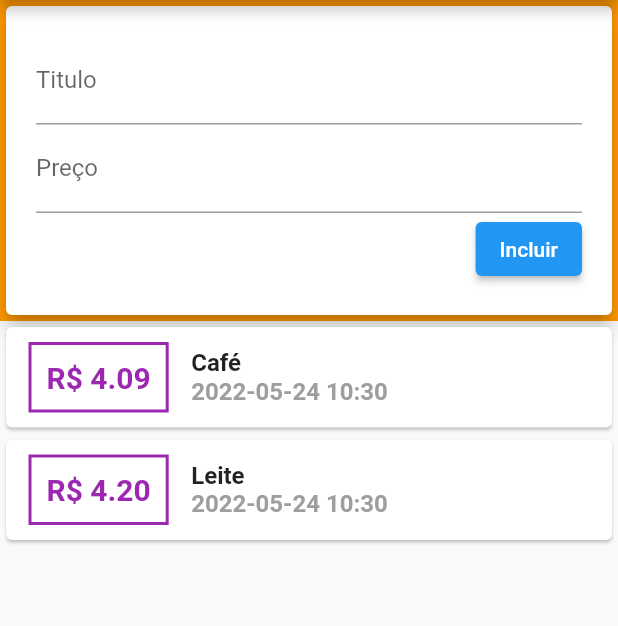
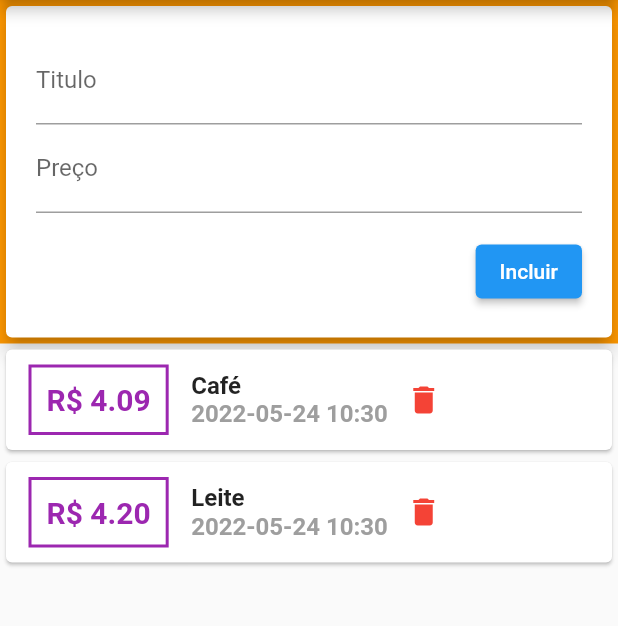
Before and after one commit to julywerneck/lddm, a Flutter app: the screen it shows after launch, on a phone screen of 412 x 824 dp, the part 84-710 px from its top. Run offline on Flutter 3.47's test engine with Material 2 defaults, Android fonts, the phone set to English and light mode, and no system bars.

Commit message:
crud gastos

```diff
--- /dev/null
+++ b/gastos/lib/Controller.dart
@@ -0,0 +1,45 @@
+import 'package:flutter/material.dart';
+import 'package:gastos/Model/Transacao.dart';
+import 'package:gastos/NovaTransacao.dart';
+import 'package:gastos/TransacoesWidget.dart';
+
+class Controller extends StatefulWidget {
+  const Controller({Key? key}) : super(key: key);
+
+  @override
+  State<Controller> createState() => _ControllerState();
+}
+
+class _ControllerState extends State<Controller> {
+  List<Transacao> transacoes = [
+    Transacao(
+        id: "A1", titulo: "Café", quantidade: 4.095, data: DateTime.now()),
+    Transacao(id: "A2", titulo: "Leite", quantidade: 4.2, data: DateTime.now())
+  ];
+
+  void addGasto(String descricao, double valor) {
+    var gasto = Transacao(
+        id: DateTime.now().toString(),
+        titulo: descricao,
+        quantidade: valor,
+        data: DateTime.now());
+    setState(() {
+      transacoes.add(gasto);
+    });
+  }
+
+  void delGastos(String id) {
+    setState(() {
+      transacoes.removeWhere((element) => element.id == id);
+    });
+  }
+
+  @override
+  Widget build(BuildContext context) {
+    return Column(
+      //mainAxisAlignment: MainAxisAlignment.spaceAround,
+      crossAxisAlignment: CrossAxisAlignment.stretch,
+      children: [NovaTransacao(addGasto), TransacoesWidget(transacoes)],
+    );
+  }
+}
--- a/gastos/lib/NovaTransacao.dart
+++ b/gastos/lib/NovaTransacao.dart
@@ -3,7 +3,8 @@ import 'package:flutter/material.dart';
 class NovaTransacao extends StatelessWidget {
   var tituloController = TextEditingController();
   var precoController = TextEditingController();
-
+  Function addGasto;
+  NovaTransacao(this.addGasto);
   @override
   Widget build(BuildContext context) {
     return Container(
@@ -12,7 +13,7 @@ class NovaTransacao extends StatelessWidget {
       child: Card(
           elevation: 5,
           child: Container(
-              padding: EdgeInsets.all(20),
+              padding: const EdgeInsets.all(20),
               child: Column(
                 crossAxisAlignment: CrossAxisAlignment.end,
                 children: [
@@ -24,7 +25,15 @@ class NovaTransacao extends StatelessWidget {
                     keyboardType: TextInputType.number,
                     controller: precoController,
                   ),
-                  ElevatedButton(onPressed: () {}, child: Text("Incluir")),
+                  Padding(
+                    child: ElevatedButton(
+                        onPressed: () {
+                          addGasto(tituloController.text,
+                              double.parse(precoController.text));
+                        },
+                        child: Text("Incluir")),
+                    padding: EdgeInsets.only(top: 15),
+                  )
                 ],
               ))),
     );
--- a/gastos/lib/TransacoesWidget.dart
+++ b/gastos/lib/TransacoesWidget.dart
@@ -3,26 +3,27 @@ import 'Model/Transacao.dart';
 import 'package:intl/intl.dart';
 
 class TransacoesWidget extends StatelessWidget {
-  List<Transacao> transacoes = [
-    Transacao(
-        id: "A1", titulo: "Café", quantidade: 4.095, data: DateTime.now()),
-    Transacao(id: "A2", titulo: "Leite", quantidade: 4.2, data: DateTime.now())
-  ];
+  List<Transacao> transacoes;
+  TransacoesWidget(this.transacoes);
 
   @override
   Widget build(BuildContext context) {
-    return Column(
+    return Container(
+        height: 400,
+        child: SingleChildScrollView(
+            child: Column(
                 children: transacoes.map((operacao) {
           return Card(
             child: Row(
               children: [
                 Container(
-                margin:
-                    const EdgeInsets.symmetric(vertical: 10, horizontal: 15),
+                    margin: const EdgeInsets.symmetric(
+                        vertical: 10, horizontal: 15),
                     decoration: BoxDecoration(
                         border: Border.all(width: 2, color: Colors.purple)),
                     padding: const EdgeInsets.all(10),
-                child: Text("R\$ ${operacao.quantidade!.toStringAsFixed(2)}",
+                    child: Text(
+                        "R\$ ${operacao.quantidade!.toStringAsFixed(2)}",
                         style: const TextStyle(
                             fontWeight: FontWeight.bold,
                             fontSize: 20,
@@ -43,10 +44,16 @@ class TransacoesWidget extends StatelessWidget {
                           color: Colors.grey),
                     )
                   ],
-            )
+                ),
+                IconButton(
+                    onPressed: () {},
+                    icon: const Icon(
+                      Icons.delete,
+                      color: Colors.red,
+                    ))
               ],
             ),
           );
-    }).toList());
+        }).toList())));
   }
 }
--- a/gastos/lib/main.dart
+++ b/gastos/lib/main.dart
@@ -1,6 +1,5 @@
 import 'package:flutter/material.dart';
-import 'package:gastos/NovaTransacao.dart';
-import 'package:gastos/TransacoesWidget.dart';
+import 'package:gastos/Controller.dart';
 
 void main() {
   runApp(const MyApp());
@@ -11,7 +10,7 @@ class MyApp extends StatelessWidget {
 
   @override
   Widget build(BuildContext context) {
-    return MaterialApp(
+    return const MaterialApp(
       home: HomePage(),
     );
   }
@@ -29,12 +28,9 @@ class _HomePageState extends State<HomePage> {
   Widget build(BuildContext context) {
     return Scaffold(
       appBar: AppBar(title: const Text("Gastos")),
-      body: Center(
-          child: Column(
-        //mainAxisAlignment: MainAxisAlignment.spaceAround,
-        crossAxisAlignment: CrossAxisAlignment.stretch,
-        children: [NovaTransacao(), TransacoesWidget()],
-      )),
+      body: const Center(
+        child: Controller(),
+      ),
     );
   }
 }
```
Lines whose indentation alone changed are shown as unchanged.
